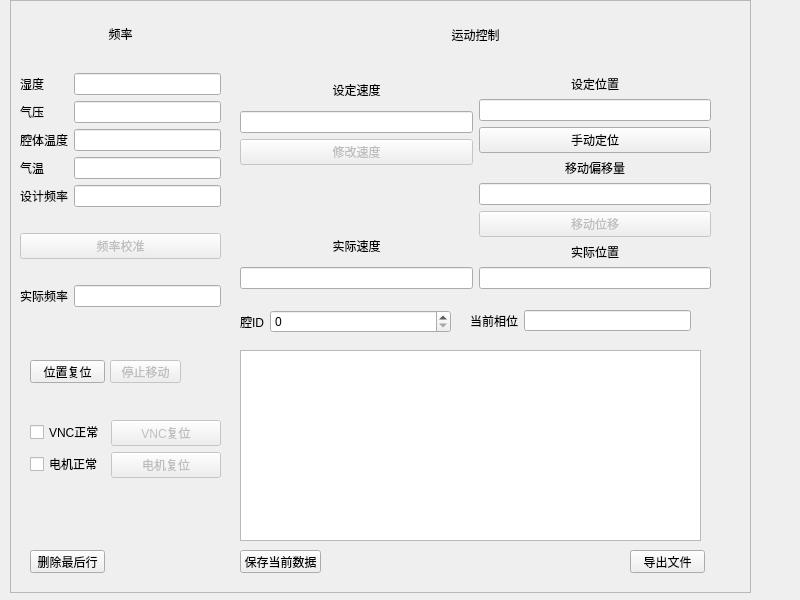
wzmsykk/QT_modbus_vna_cavity_phase_control, file ui/main_dlg.ui: the form before one commit.
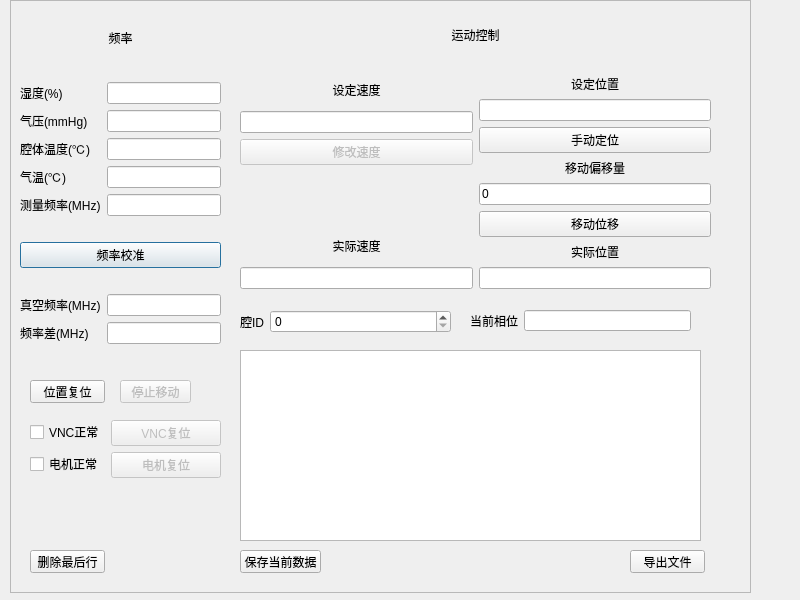
The form after the commit.

The edit to the form file:
```diff
--- a/ui/main_dlg.ui
+++ b/ui/main_dlg.ui
@@ -46,7 +46,7 @@
       <x>10</x>
       <y>20</y>
       <width>201</width>
-      <height>311</height>
+      <height>344</height>
      </rect>
     </property>
     <layout class="QVBoxLayout" name="verticalLayout">
@@ -78,7 +78,7 @@
        <item row="0" column="0">
         <widget class="QLabel" name="label">
          <property name="text">
-          <string>湿度</string>
+          <string>湿度(%)</string>
          </property>
         </widget>
        </item>
@@ -88,7 +88,7 @@
        <item row="1" column="0">
         <widget class="QLabel" name="label_2">
          <property name="text">
-          <string>气压</string>
+          <string>气压(mmHg)</string>
          </property>
         </widget>
        </item>
@@ -98,7 +98,7 @@
        <item row="2" column="0">
         <widget class="QLabel" name="label_3">
          <property name="text">
-          <string>腔体温度</string>
+          <string>腔体温度(℃)</string>
          </property>
         </widget>
        </item>
@@ -108,7 +108,7 @@
        <item row="3" column="0">
         <widget class="QLabel" name="label_4">
          <property name="text">
-          <string>气温</string>
+          <string>气温(℃)</string>
          </property>
         </widget>
        </item>
@@ -118,7 +118,7 @@
        <item row="4" column="0">
         <widget class="QLabel" name="label_5">
          <property name="text">
-          <string>设计频率</string>
+          <string>测量频率(MHz)</string>
          </property>
         </widget>
        </item>
@@ -143,7 +143,7 @@
      <item>
       <widget class="QPushButton" name="pushButton_freqcor">
        <property name="enabled">
-        <bool>false</bool>
+        <bool>true</bool>
        </property>
        <property name="text">
         <string>频率校准</string>
@@ -168,7 +168,7 @@
        <item row="0" column="0">
         <widget class="QLabel" name="label_6">
          <property name="text">
-          <string>实际频率</string>
+          <string>真空频率(MHz)</string>
          </property>
         </widget>
        </item>
@@ -179,6 +179,20 @@
          </property>
         </widget>
        </item>
+       <item row="1" column="1">
+        <widget class="QLineEdit" name="lineEdit_freqoffset">
+         <property name="readOnly">
+          <bool>true</bool>
+         </property>
+        </widget>
+       </item>
+       <item row="1" column="0">
+        <widget class="QLabel" name="label_16">
+         <property name="text">
+          <string>频率差(MHz)</string>
+         </property>
+        </widget>
+       </item>
       </layout>
      </item>
      <item>
@@ -347,12 +361,16 @@
           </widget>
          </item>
          <item>
-          <widget class="QLineEdit" name="lineEdit_movpos"/>
+          <widget class="QLineEdit" name="lineEdit_movpos">
+           <property name="text">
+            <string>0</string>
+           </property>
+          </widget>
          </item>
          <item>
           <widget class="QPushButton" name="pushButton_addmov">
            <property name="enabled">
-            <bool>false</bool>
+            <bool>true</bool>
            </property>
            <property name="text">
             <string>移动位移</string>
@@ -460,7 +478,7 @@
     <property name="geometry">
      <rect>
       <x>20</x>
-      <y>360</y>
+      <y>380</y>
       <width>75</width>
       <height>23</height>
      </rect>
@@ -475,8 +493,8 @@
     </property>
     <property name="geometry">
      <rect>
-      <x>100</x>
-      <y>360</y>
+      <x>110</x>
+      <y>380</y>
       <width>71</width>
       <height>23</height>
      </rect>
```
Left out of the diff: 2 changed lines with no effect on the pictures.
